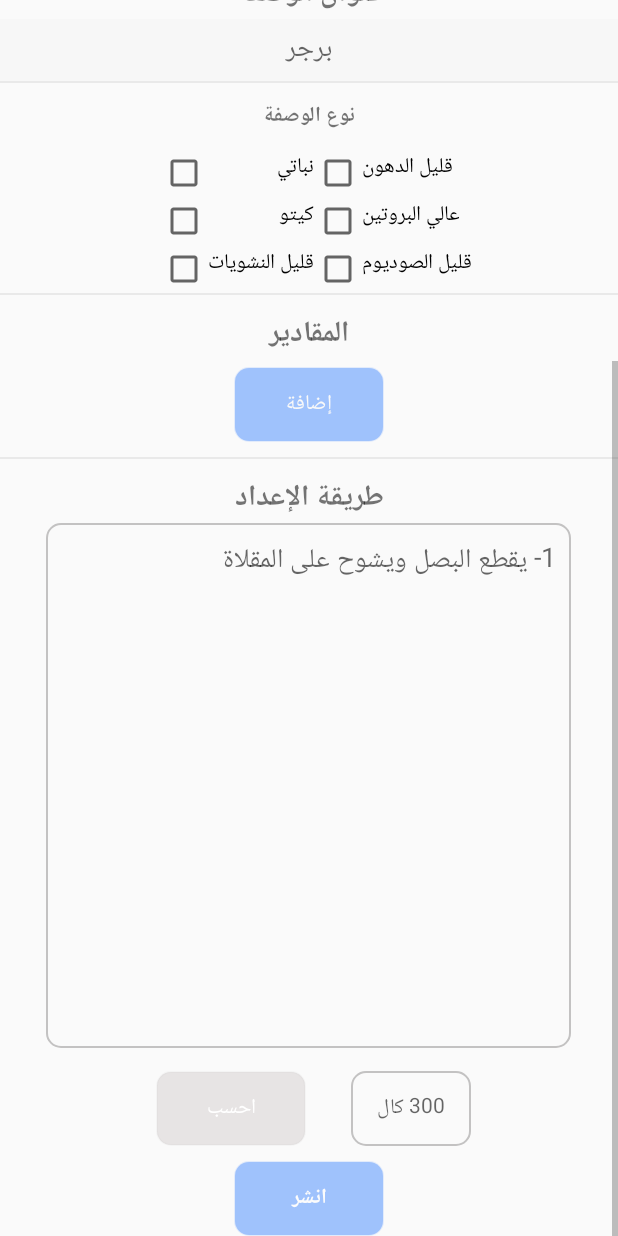
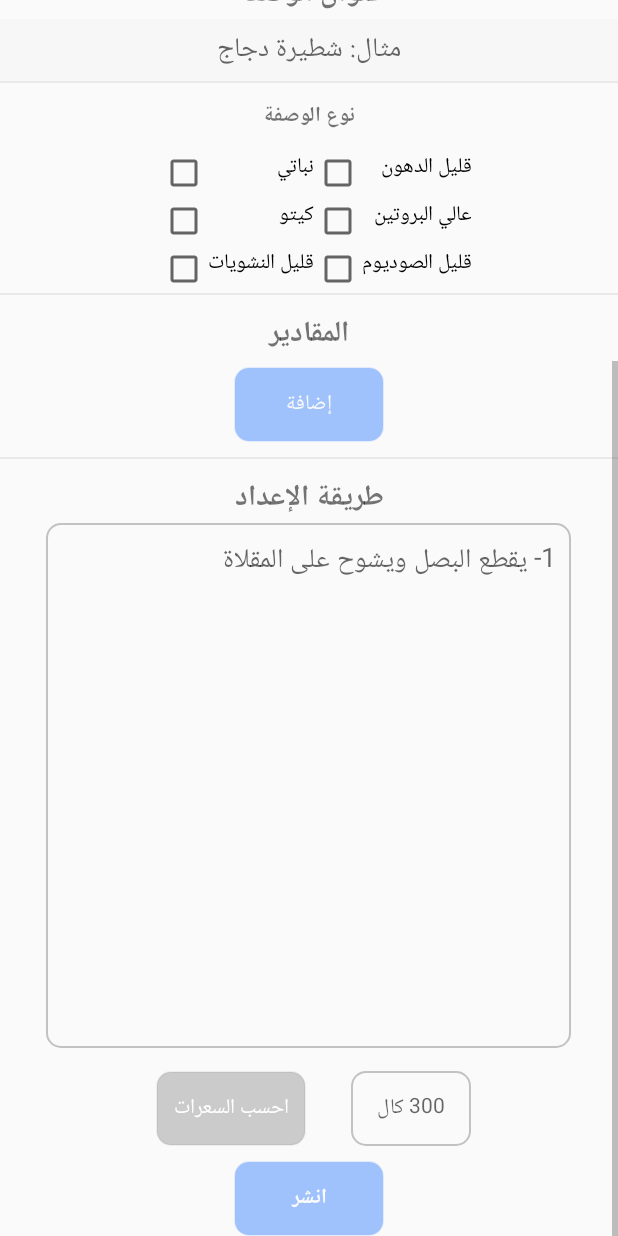
Before and after one commit to RahafAlq/SaleemApp, an Android app: the layout activity_share_recipe_first.xml on its own in the app's theme, with its tools: preview values and no code run, scrolled down 125 dp, on a phone screen of 412 x 824 dp. Run offline under Robolectric (Android 15) with nearby library versions, the phone set to English and light mode, and no system bars; Roboto replaces fonts that are not available here.

Commit message:
FIX: share recipe, share advice
changes in color and sizes

```diff
--- a/Saleem/app/src/main/res/layout/activity_share_recipe_first.xml
+++ b/Saleem/app/src/main/res/layout/activity_share_recipe_first.xml
@@ -1,17 +1,45 @@
 <?xml version="1.0" encoding="UTF-8"?>
 
-    <ScrollView android:scrollbars="vertical" android:orientation="vertical" tools:context=".recipe.ShareRecipeFirst" android:layout_height="match_parent" android:layout_width="match_parent" xmlns:tools="http://schemas.android.com/tools" xmlns:app="http://schemas.android.com/apk/res-auto" xmlns:android="http://schemas.android.com/apk/res/android">
+    <ScrollView android:scrollbars="vertical"
+    android:orientation="vertical"
+    tools:context=".recipe.ShareRecipeFirst"
+    android:layout_height="match_parent"
+    android:layout_width="match_parent"
+    xmlns:tools="http://schemas.android.com/tools"
+    xmlns:app="http://schemas.android.com/apk/res-auto"
+    xmlns:android="http://schemas.android.com/apk/res/android">
 
 
-    -<LinearLayout android:orientation="vertical" android:layout_height="wrap_content" android:layout_width="match_parent" android:gravity="top">
+    -<LinearLayout android:orientation="vertical"
+    android:layout_height="wrap_content"
+    android:layout_width="match_parent"
+    android:gravity="top">
 
 
-    -<RelativeLayout android:layout_height="wrap_content" android:layout_width="match_parent">
+    -<RelativeLayout
+    android:layout_height="wrap_content"
+    android:layout_width="match_parent">
 
 
-    -<com.google.android.material.appbar.AppBarLayout android:layout_height="100dp" android:layout_width="match_parent" app:elevation="0dp" android:theme="@style/AppTheme.AppBarOverlay" android:fitsSystemWindows="true" android:background="@drawable/icon_shape_circuler_two" android:id="@+id/appbar">
+    -<com.google.android.material.appbar.AppBarLayout
+    android:layout_height="100dp"
+    android:layout_width="match_parent"
+    app:elevation="0dp"
+    android:theme="@style/AppTheme.AppBarOverlay"
+    android:fitsSystemWindows="true"
+    android:background="#FFFFFF"
+    android:id="@+id/appbar">
 
-    <androidx.appcompat.widget.Toolbar app:title=" " android:layout_height="?attr/actionBarSize" android:layout_width="match_parent" android:gravity="center" android:background="@drawable/icon_shape_botum" android:id="@+id/toolbar" app:titleTextColor="#FFFFFF" android:alpha="0.5" android:backgroundTint="#448AFF" android:layout_gravity="center"/>
+    <androidx.appcompat.widget.Toolbar
+        app:title=" "
+        android:layout_height="?attr/actionBarSize"
+        android:layout_width="match_parent"
+        android:gravity="center"
+        android:background="@drawable/icon_shape_botum"
+        android:id="@+id/toolbar"
+        app:titleTextColor="#FFFFFF"
+        android:backgroundTint="#357bb5"
+        android:layout_gravity="center"/>
 
 </com.google.android.material.appbar.AppBarLayout>
 
@@ -33,7 +61,17 @@
 
     <TextView android:layout_height="wrap_content" android:layout_width="match_parent" android:gravity="center" android:textSize="19dp" android:layout_marginTop="20dp" android:text="عنوان الوصفة" android:textStyle="bold"> </TextView>
 
-    <EditText android:layout_height="wrap_content" android:layout_width="match_parent" android:gravity="center" android:background="@color/cardview_shadow_end_color" android:id="@+id/Recipename" android:inputType="text" android:hint="برجر" android:padding="5dp"> </EditText>
+    <EditText
+        android:layout_height="wrap_content"
+        android:layout_width="match_parent"
+        android:gravity="center"
+        android:background="@color/cardview_shadow_end_color"
+        android:id="@+id/Recipename" android:inputType="text"
+        android:hint="مثال: شطيرة دجاج"
+        android:paddingTop="5dp"
+        android:paddingBottom="5dp"
+        >
+    </EditText>
 
 </LinearLayout>
 
@@ -59,13 +97,32 @@
 </LinearLayout>
 
 
-    -<LinearLayout android:orientation="vertical" android:layout_height="wrap_content" android:layout_width="wrap_content" android:gravity="center" android:layout_gravity="center">
+    -<LinearLayout
+    android:orientation="vertical"
+    android:layout_height="wrap_content"
+    android:layout_width="wrap_content"
+    android:gravity="center"
+    android:layout_gravity="center">
 
-    <CheckBox android:layout_height="wrap_content" android:layout_width="match_parent" android:gravity="left" android:id="@+id/checkBox3" android:text="قليل الدهون"/>
+    <CheckBox
+        android:layout_height="wrap_content"
+        android:layout_width="match_parent"
+        android:gravity="right"
+        android:id="@+id/checkBox3"
+        android:text="قليل الدهون"/>
 
-    <CheckBox android:layout_height="wrap_content" android:layout_width="match_parent" android:gravity="left" android:id="@+id/checkBox4" android:text="عالي البروتين"/>
+    <CheckBox
+        android:layout_height="wrap_content"
+        android:layout_width="match_parent"
+        android:gravity="right"
+        android:id="@+id/checkBox4"
+        android:text="عالي البروتين"/>
 
-    <CheckBox android:layout_height="wrap_content" android:layout_width="match_parent" android:gravity="left" android:id="@+id/checkBox5" android:text="قليل الصوديوم"/>
+    <CheckBox android:layout_height="wrap_content"
+        android:layout_width="match_parent"
+        android:gravity="left"
+        android:id="@+id/checkBox5"
+        android:text="قليل الصوديوم"/>
 
 </LinearLayout>
 
@@ -98,11 +155,30 @@
 </LinearLayout>
 
 
-    -<LinearLayout android:orientation="horizontal" android:layout_height="wrap_content" android:layout_width="match_parent" android:gravity="center" android:layout_marginTop="15dp">
+    -<LinearLayout
+    android:orientation="horizontal" android:layout_height="wrap_content" android:layout_width="match_parent" android:gravity="center" android:layout_marginTop="15dp">
 
-    <Button android:layout_height="50dp" android:layout_width="100dp" android:gravity="center" android:background="@drawable/border" android:backgroundTint="#43AFA3A3" android:layout_gravity="center" android:textColor="#FFFFFF" android:text="احسب" android:layout_marginLeft="6dp"/>
+    <Button
+        android:layout_height="50dp"
+        android:layout_width="100dp"
+        android:gravity="center"
+        android:background="@drawable/border"
+        android:backgroundTint="#341A1818"
+        android:layout_gravity="center"
+        android:textColor="#FFFFFF"
+        android:text="احسب السعرات"
+        android:layout_marginLeft="6dp"/>
 
-    <TextView android:layout_height="50dp" android:layout_width="80dp" android:gravity="center" android:background="@drawable/border" android:layout_gravity="center" android:layout_marginLeft="30dp" android:hint="300 كال" android:padding="5dp"> </TextView>
+    <TextView
+        android:layout_height="50dp"
+        android:layout_width="80dp"
+        android:gravity="center"
+        android:background="@drawable/border"
+        android:layout_gravity="center"
+        android:layout_marginLeft="30dp"
+        android:hint="300 كال"
+        android:padding="5dp">
+    </TextView>
 
 </LinearLayout>
 
--- a/Saleem/build.gradle
+++ b/Saleem/build.gradle
@@ -1,7 +1,7 @@
 // Top-level build file where you can add configuration options common to all sub-projects/modules.
 
 buildscript {
-    ext.kotlin_version = '1.3.41'
+    ext.kotlin_version = '1.3.61'
     repositories {
         google()
         jcenter()
```
Also changed, not shown: Saleem/app/build.gradle (+11 -11 lines), Saleem/app/src/main/AndroidManifest.xml (+5 -4 lines), Saleem/app/src/main/res/layout/advice_dialog.xml (+13 -5 lines), Saleem/app/src/main/res/layout/field.xml (+22 -3 lines), Saleem/app/gradle/wrapper/gradle-wrapper.properties (added), 4 other files.
